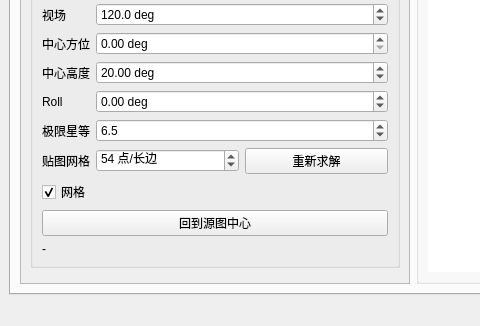
HG731GZ/HGMeteoTool, file meteoalign/ui/main_window.ui: the form before one commit; both pictures show x 0 to 480 and y 494 to 820 of the 1280 by 820 pixel window.
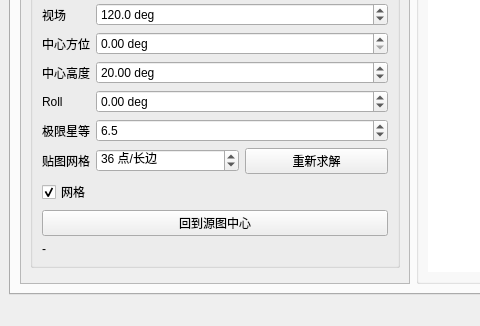
The form after the commit. The open tabs and pages were chosen to show the change.

```diff
--- a/meteoalign/ui/main_window.ui
+++ b/meteoalign/ui/main_window.ui
@@ -2134,7 +2134,7 @@
                       <number>180</number>
                      </property>
                      <property name="value">
-                      <number>54</number>
+                      <number>36</number>
                      </property>
                      <property name="suffix">
                       <string> 点/长边</string>
```
